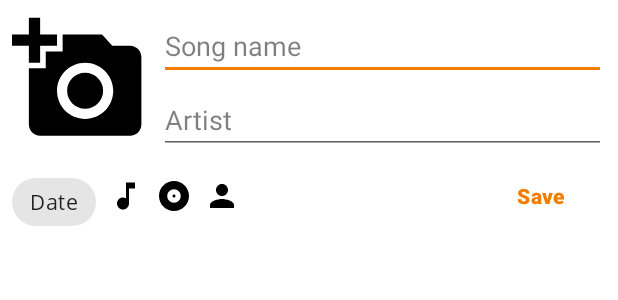
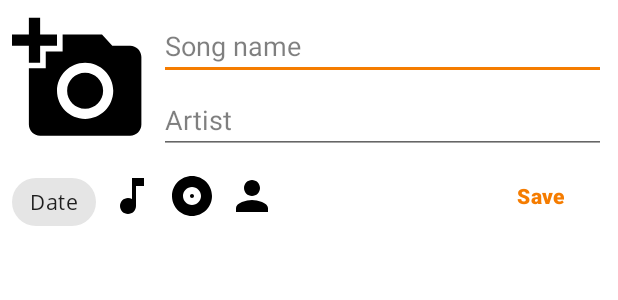
Before and after one commit to MarcDonald/Earworm, an Android app: the layout dialog_add_item.xml on its own in the app's theme, with its tools: preview values and no code run, on a phone screen of 412 x 824 dp. Shown: the top 300 px of the screen. Run offline under Robolectric (Android 15) with nearby library versions, the phone set to English and light mode, and no system bars.

Commit message:
Increase size of Add Item type icons

```diff
--- a/app/src/main/res/layout/dialog_add_item.xml
+++ b/app/src/main/res/layout/dialog_add_item.xml
@@ -74,8 +74,8 @@
     <ImageView
       android:id="@+id/btn_add_item_song_choice"
       android:background="?selectableItemBackgroundBorderless"
-      android:layout_width="wrap_content"
-      android:layout_height="wrap_content"
+      android:layout_width="@dimen/addItemTypeIconSize"
+      android:layout_height="@dimen/addItemTypeIconSize"
       android:layout_marginStart="@dimen/marginStandard"
       android:src="@drawable/ic_music_note_24px"
       android:contentDescription="@string/song"
@@ -86,8 +86,8 @@
     <ImageView
       android:id="@+id/btn_add_item_album_choice"
       android:background="?selectableItemBackgroundBorderless"
-      android:layout_width="wrap_content"
-      android:layout_height="wrap_content"
+      android:layout_width="@dimen/addItemTypeIconSize"
+      android:layout_height="@dimen/addItemTypeIconSize"
       android:layout_marginStart="@dimen/marginStandard"
       android:src="@drawable/ic_album_24px"
       android:contentDescription="@string/album"
@@ -98,8 +98,8 @@
     <ImageView
       android:id="@+id/btn_add_item_artist_choice"
       android:background="?selectableItemBackgroundBorderless"
-      android:layout_width="wrap_content"
-      android:layout_height="wrap_content"
+      android:layout_width="@dimen/addItemTypeIconSize"
+      android:layout_height="@dimen/addItemTypeIconSize"
       android:layout_marginStart="@dimen/marginStandard"
       android:src="@drawable/ic_person_24px"
       android:contentDescription="@string/artist"
@@ -107,5 +107,4 @@
       app:layout_constraintStart_toEndOf="@id/btn_add_item_album_choice"
       app:layout_constraintTop_toBottomOf="@id/edt_item_secondary_input" />
   </androidx.constraintlayout.widget.ConstraintLayout>
-
 </ScrollView>
--- a/app/src/main/res/values/dimens.xml
+++ b/app/src/main/res/values/dimens.xml
@@ -18,4 +18,5 @@
   <dimen name="warningDisplayImageTopMargin">40dp</dimen>
   <dimen name="warningTextTopMargin">32dp</dimen>
   <dimen name="warningDisplayTextSideMargins">16dp</dimen>
+  <dimen name="addItemTypeIconSize">32dp</dimen>
 </resources>
```
